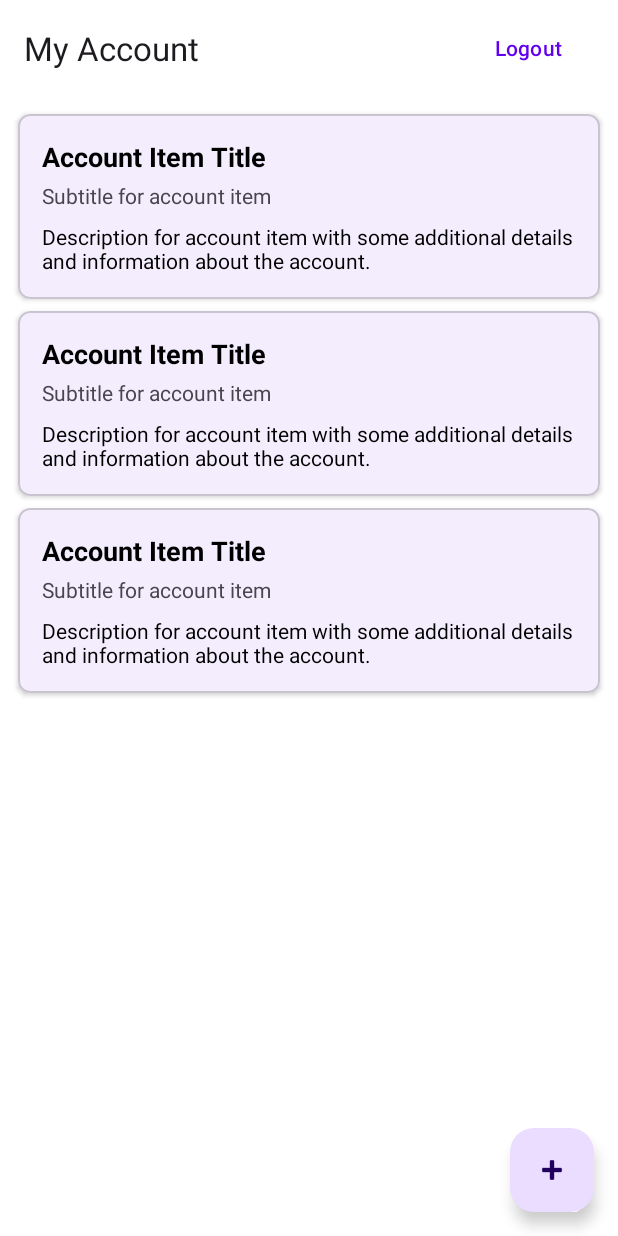
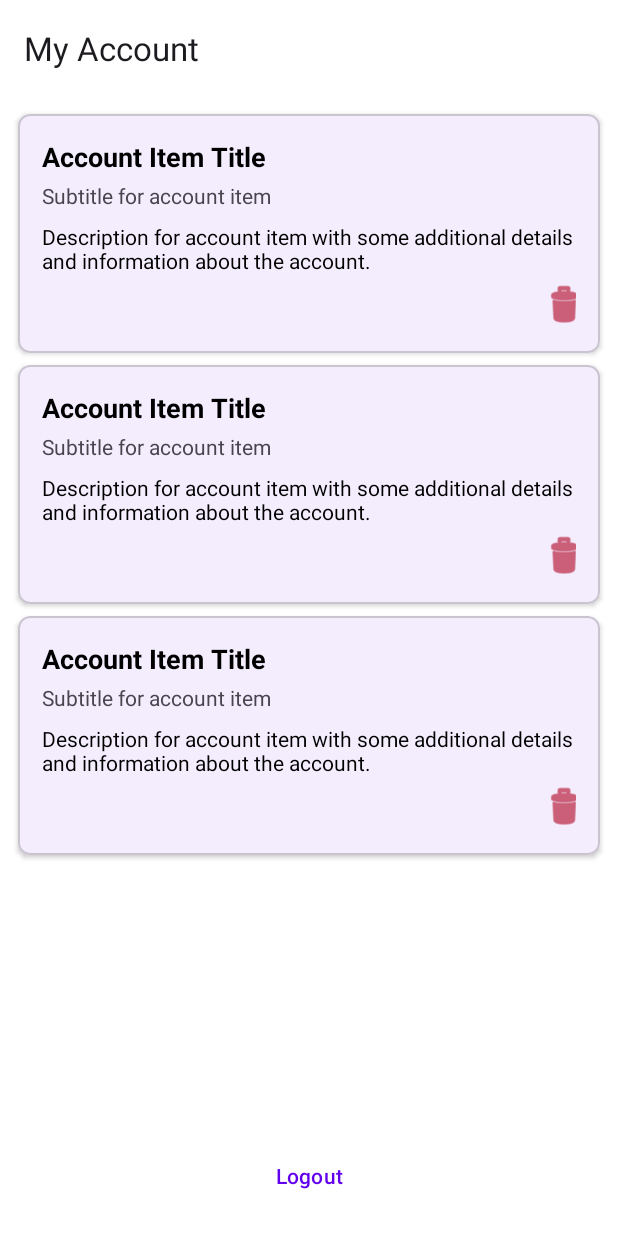
Before and after one commit to demesne/android-myaccount, an Android app: the layout activity_my_account.xml on its own in the app's theme, with its tools: preview values and no code run, on a phone screen of 412 x 824 dp. Run offline under Robolectric (Android 15) with nearby library versions, the phone set to English and light mode, and no system bars.

Commit message:
Adding delete and create

```diff
--- a/app/src/main/java/in/demesne/myaccount/data/api/OktaApiService.kt
+++ b/app/src/main/java/in/demesne/myaccount/data/api/LoginApiService.kt
@@ -7,7 +7,7 @@ import retrofit2.http.FormUrlEncoded
 import retrofit2.http.Header
 import retrofit2.http.POST
 
-interface OktaApiService {
+interface LoginApiService {
     @FormUrlEncoded
     @POST("oauth2/v1/token")
     suspend fun getToken(
--- a/app/src/main/java/in/demesne/myaccount/data/repository/AuthRepository.kt
+++ b/app/src/main/java/in/demesne/myaccount/data/repository/AuthRepository.kt
@@ -1,7 +1,7 @@
 package `in`.demesne.myaccount.data.repository
 
 import android.util.Base64
-import `in`.demesne.myaccount.data.api.OktaApiService
+import `in`.demesne.myaccount.data.api.LoginApiService
 import `in`.demesne.myaccount.data.models.login.OktaTokenResponse
 import kotlinx.coroutines.Dispatchers
 import kotlinx.coroutines.withContext
@@ -10,7 +10,7 @@ import javax.inject.Singleton
 
 @Singleton
 class AuthRepository @Inject constructor(
-    private val oktaApiService: OktaApiService
+    private val loginApiService: LoginApiService
 ) {
     companion object {
         private const val CLIENT_ID = "0oafkco4d2UrtLrVI0w6"
@@ -23,7 +23,7 @@ class AuthRepository @Inject constructor(
                 val credentials = "$CLIENT_ID:$CLIENT_SECRET"
                 val basicAuth = "Basic " + Base64.encodeToString(credentials.toByteArray(), Base64.NO_WRAP)
 
-                val response = oktaApiService.getToken(
+                val response = loginApiService.getToken(
                     basicAuth = basicAuth,
                     grantType = "password",
                     username = username,
--- a/app/src/main/res/layout/activity_my_account.xml
+++ b/app/src/main/res/layout/activity_my_account.xml
@@ -19,48 +19,36 @@
             android:id="@+id/toolbar"
             android:layout_width="match_parent"
             android:layout_height="?attr/actionBarSize"
-            app:title="@string/my_account_title">
-
-            <Button
-                android:id="@+id/btn_logout"
-                android:layout_width="wrap_content"
-                android:layout_height="wrap_content"
-                android:layout_gravity="end"
-                android:layout_marginEnd="16dp"
-                android:text="@string/logout"
-                style="@style/Widget.Material3.Button.TextButton" />
-
-        </androidx.appcompat.widget.Toolbar>
-
+            app:title="@string/my_account_title" />
     </com.google.android.material.appbar.AppBarLayout>
 
     <androidx.swiperefreshlayout.widget.SwipeRefreshLayout
         android:id="@+id/swipe_refresh"
         android:layout_width="0dp"
         android:layout_height="0dp"
-        app:layout_constraintBottom_toBottomOf="parent"
+        app:layout_constraintTop_toBottomOf="@id/app_bar"
+        app:layout_constraintBottom_toTopOf="@id/btn_logout"
         app:layout_constraintEnd_toEndOf="parent"
-        app:layout_constraintStart_toStartOf="parent"
-        app:layout_constraintTop_toBottomOf="@+id/app_bar">
-
+        app:layout_constraintStart_toStartOf="parent">
         <androidx.recyclerview.widget.RecyclerView
             android:id="@+id/recycler_view"
             android:layout_width="match_parent"
             android:layout_height="match_parent"
             android:padding="8dp"
             tools:listitem="@layout/item_account_data" />
-
     </androidx.swiperefreshlayout.widget.SwipeRefreshLayout>
 
-    <com.google.android.material.floatingactionbutton.FloatingActionButton
-        android:id="@+id/fab_add_passkey"
-        android:layout_width="wrap_content"
+    <!-- Logout Button at Footer -->
+    <Button
+        android:id="@+id/btn_logout"
+        android:layout_width="match_parent"
         android:layout_height="wrap_content"
-        android:layout_margin="16dp"
-        android:contentDescription="@string/add"
-        app:srcCompat="@android:drawable/ic_input_add"
+        android:text="@string/logout"
+        style="@style/Widget.Material3.Button.TextButton"
         app:layout_constraintBottom_toBottomOf="parent"
-        app:layout_constraintEnd_toEndOf="parent" />
+        app:layout_constraintStart_toStartOf="parent"
+        app:layout_constraintEnd_toEndOf="parent"
+        android:layout_margin="16dp" />
 
     <ProgressBar
         android:id="@+id/progress_bar"
--- a/app/src/main/res/layout/item_account_data.xml
+++ b/app/src/main/res/layout/item_account_data.xml
@@ -41,6 +41,18 @@
             android:textColor="?attr/colorOnSurface"
             tools:text="Description for account item with some additional details and information about the account." />
 
+        <ImageButton
+            android:id="@+id/btn_delete"
+            android:layout_width="wrap_content"
+            android:layout_height="wrap_content"
+            android:layout_gravity="end"
+            android:background="?attr/selectableItemBackgroundBorderless"
+            android:contentDescription="@string/delete"
+            android:src="@android:drawable/ic_menu_delete"
+            android:tint="?attr/colorError"
+            android:layout_marginTop="4dp"
+            android:layout_marginEnd="-8dp"
+            android:layout_alignParentEnd="true" />
     </LinearLayout>
 
 </com.google.android.material.card.MaterialCardView>
--- a/app/src/main/res/values/strings.xml
+++ b/app/src/main/res/values/strings.xml
@@ -16,4 +16,5 @@
     <string name="loading">Loading...</string>
     <string name="retry">Retry</string>
     <string name="add">Add</string>
+    <string name="delete">Delete</string>
 </resources>
```
Also changed, not shown: app/src/main/AndroidManifest.xml (+9 -1 lines), app/src/main/java/in/demesne/myaccount/data/api/MyAccountDataService.kt (renamed from app/src/main/java/in/demesne/myaccount/data/api/AccountDataService.kt, +10 -1 lines), app/src/main/java/in/demesne/myaccount/data/models/account/webauthn/PublicKeyCredential.kt (added, +15 -0 lines), app/src/main/java/in/demesne/myaccount/data/models/account/webauthn/WebAuthnRequest.kt (+4 -5 lines), app/src/main/java/in/demesne/myaccount/data/repository/AccountRepository.kt (+20 -5 lines), app/src/main/java/in/demesne/myaccount/di/NetworkModule.kt (+6 -6 lines), app/src/main/java/in/demesne/myaccount/features/account/AccountListAdapter.kt (deleted, +0 -42 lines), app/src/main/java/in/demesne/myaccount/features/account/MyAccountActivity.kt (+11 -7 lines), app/src/main/java/in/demesne/myaccount/features/account/MyAccountViewModel.kt (+40 -21 lines), app/src/main/java/in/demesne/myaccount/features/account/MyAccountWebAuthnListAdapter.kt (added, +74 -0 lines), app/src/main/res/layout/item_account_header.xml (added, +23 -0 lines).
